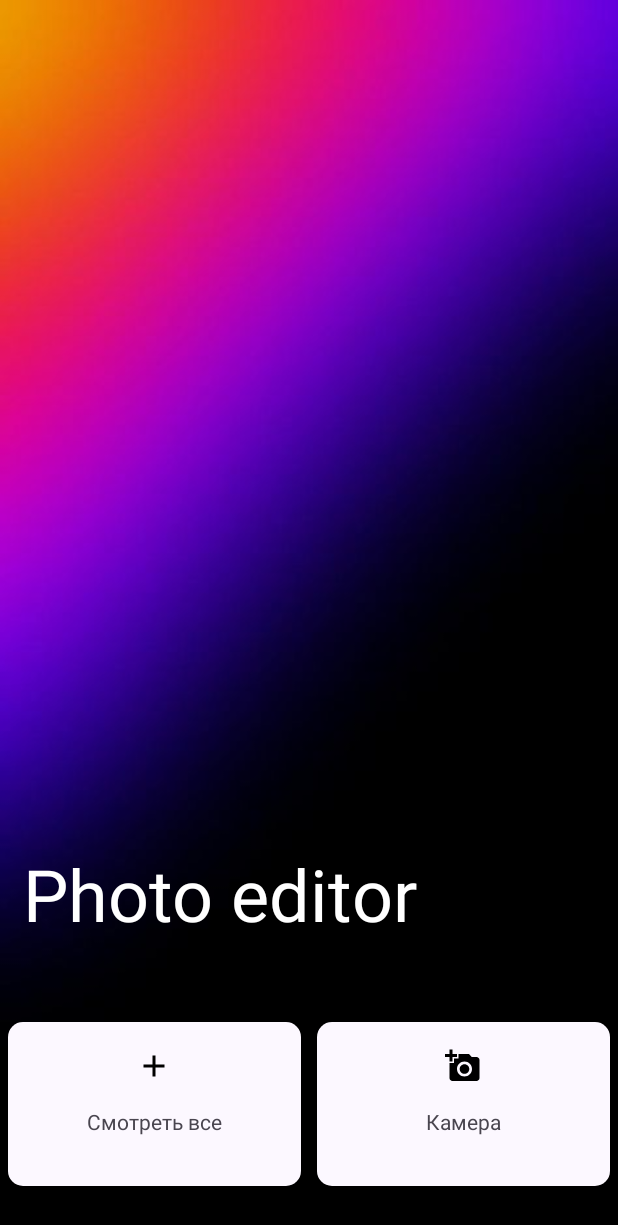
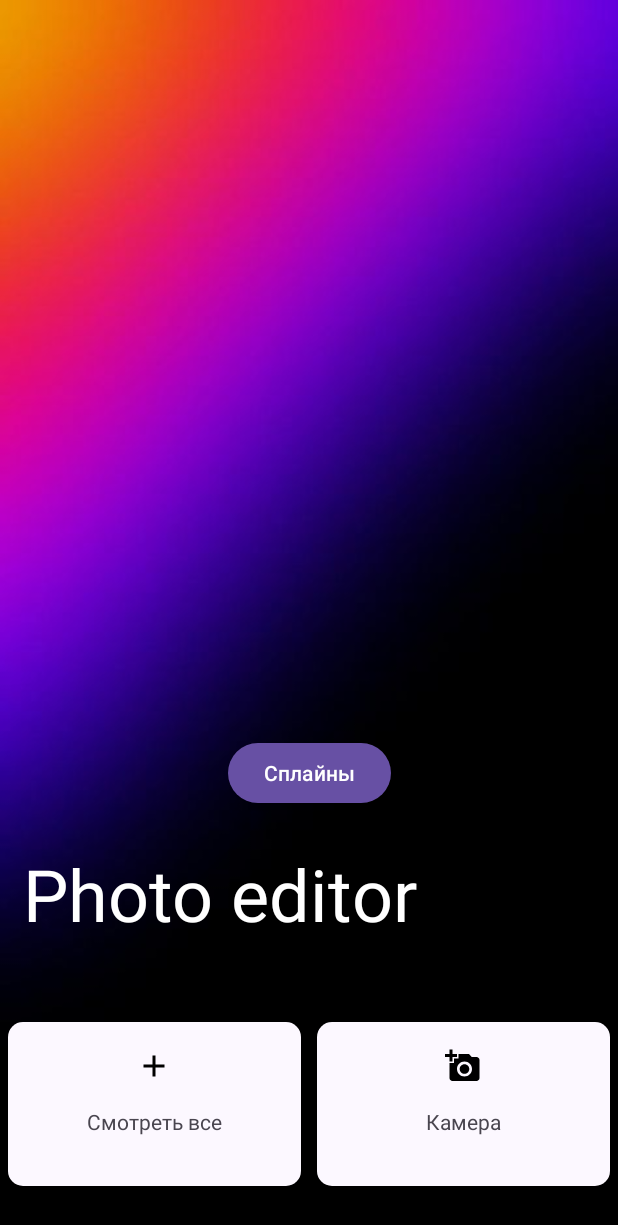
Before and after one commit to Rodion0io/PhotoRedactor, an Android app: the screen it shows after launch (MainActivity), on a phone screen of 412 x 824 dp. Shown: the top 1225 px of the screen. Run offline under Robolectric (Android 15) with nearby library versions, the phone set to English and light mode, and no system bars; 1 statement that could not run was skipped.

Commit message:
Added segments

```diff
--- a/app/src/main/java/com/example/redactor/MainActivity.kt
+++ b/app/src/main/java/com/example/redactor/MainActivity.kt
@@ -58,6 +58,11 @@ class MainActivity : AppCompatActivity() {
         val nextt: View = findViewById(R.id.secondBlock)
         nextt.setOnClickListener { takePictIntent() }
         setListnersGalary()
+        val toSpineButton: View = findViewById(R.id.toSpineButton)
+        toSpineButton.setOnClickListener {
+            val action = Intent(this, SplineActivity::class.java)
+            startActivity(action) }
+
     }
 
     private fun setListnersGalary() {
--- a/app/src/main/res/layout/activity_main.xml
+++ b/app/src/main/res/layout/activity_main.xml
@@ -8,21 +8,24 @@
     android:background="@color/white"
     tools:context=".MainActivity">
 
+
     <View
         android:id="@+id/view"
         android:layout_width="match_parent"
         android:layout_height="match_parent"
-        android:background="@drawable/bgc" />
-
+        android:background="@drawable/bgc"
+        tools:layout_editor_absoluteX="-42dp"
+        tools:layout_editor_absoluteY="-16dp" />
 
     <TextView
+        android:id="@+id/textView"
         android:layout_width="match_parent"
         android:layout_height="wrap_content"
+        android:layout_marginLeft="15dp"
         android:layout_marginBottom="48dp"
         android:text="@string/app_title"
         android:textColor="@color/white"
         android:textSize="48dp"
-        android:layout_marginLeft="15dp"
         app:layout_constraintBottom_toTopOf="@+id/linearLayout2"
         app:layout_constraintEnd_toEndOf="parent"
         app:layout_constraintHorizontal_bias="0.0"
@@ -95,5 +98,15 @@
 
     </LinearLayout>
 
+    <Button
+        android:id="@+id/toSpineButton"
+        android:layout_width="wrap_content"
+        android:layout_height="wrap_content"
+        android:layout_marginBottom="24dp"
+        android:text="Сплайны"
+        app:layout_constraintBottom_toTopOf="@+id/textView"
+        app:layout_constraintEnd_toEndOf="parent"
+        app:layout_constraintStart_toStartOf="parent" />
+
 
 </androidx.constraintlayout.widget.ConstraintLayout>
--- /dev/null
+++ b/app/src/main/res/layout/activity_spline.xml
@@ -0,0 +1,6 @@
+<?xml version="1.0" encoding="utf-8"?>
+<RelativeLayout xmlns:android="http://schemas.android.com/apk/res/android"
+    xmlns:tools="http://schemas.android.com/tools"
+    android:layout_width="match_parent"
+    android:layout_height="match_parent"
+    tools:context=".SplineActivity"/>
```
Also changed, not shown: app/src/main/AndroidManifest.xml (+7 -4 lines), app/src/main/java/com/example/redactor/SplineActivity.kt (added, +59 -0 lines).
